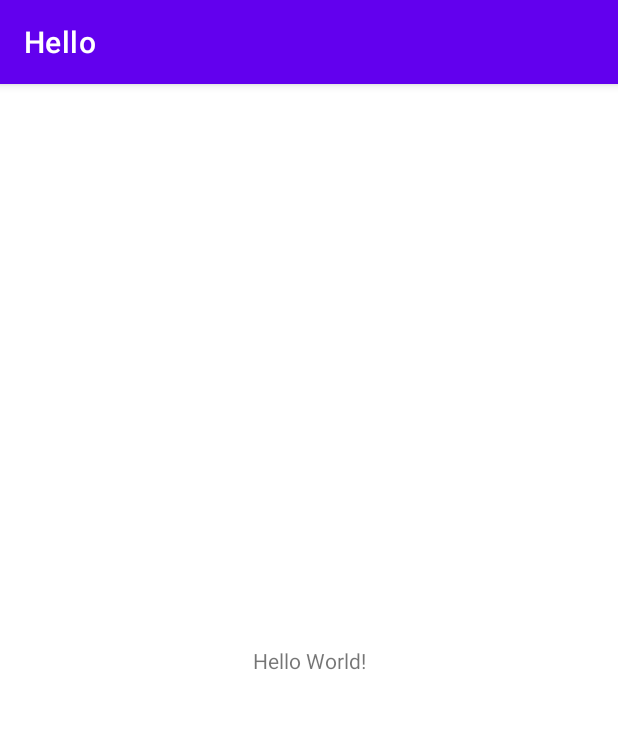
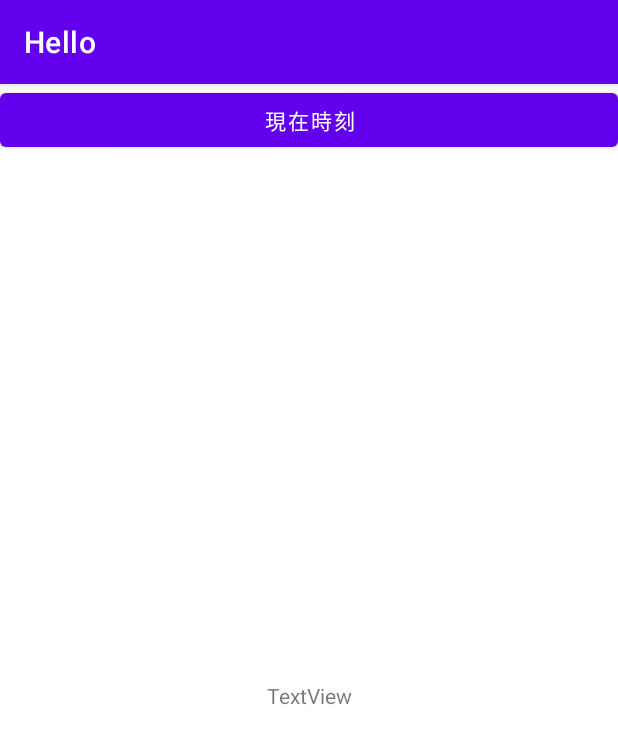
Before and after one commit to yamami-2624/Hello_demo, an Android app: the screen it shows after launch (MainActivity), on a phone screen of 412 x 824 dp. Shown: the top 744 px of the screen. Run offline under Robolectric (Android 15) with nearby library versions, the phone set to English and light mode, and no system bars.

Commit message:
ボタン処理、クリック操作

```diff
--- a/app/src/main/java/to/msn/wings/hello/MainActivity.java
+++ b/app/src/main/java/to/msn/wings/hello/MainActivity.java
@@ -4,11 +4,23 @@ import androidx.appcompat.app.AppCompatActivity;
 
 import android.os.Bundle;
 
+import android.view.View;
+import android.widget.TextView;
+
+import java.util.Date;
+
 public class MainActivity extends AppCompatActivity {
 
     @Override
     protected void onCreate(Bundle savedInstanceState) {
         super.onCreate(savedInstanceState);
+
         setContentView(R.layout.activity_main);
+//        レイアウトを整えている。
+    }
+
+    public void btnCurrent_onClick(View view) {
+        TextView txt = findViewById(R.id.txtResult);
+        txt.setText(new Date().toString());
     }
 }
--- a/app/src/main/res/layout/activity_main.xml
+++ b/app/src/main/res/layout/activity_main.xml
@@ -1,18 +1,20 @@
 <?xml version="1.0" encoding="utf-8"?>
-<androidx.constraintlayout.widget.ConstraintLayout xmlns:android="http://schemas.android.com/apk/res/android"
-    xmlns:app="http://schemas.android.com/apk/res-auto"
-    xmlns:tools="http://schemas.android.com/tools"
-    android:layout_width="match_parent"
-    android:layout_height="match_parent"
-    tools:context=".MainActivity">
+<LinearLayout xmlns:android="http://schemas.android.com/apk/res/android"
+    android:orientation="vertical" android:layout_width="match_parent"
+    android:layout_height="match_parent">
+
+    <Button
+        android:id="@+id/btnCurrent"
+        android:layout_width="match_parent"
+        android:layout_height="wrap_content"
+        android:onClick="btnCurrent_onClick"
+        android:text="@string/btnCurrent" />
 
     <TextView
-        android:layout_width="wrap_content"
-        android:layout_height="wrap_content"
-        android:text="Hello World!"
-        app:layout_constraintBottom_toBottomOf="parent"
-        app:layout_constraintLeft_toLeftOf="parent"
-        app:layout_constraintRight_toRightOf="parent"
-        app:layout_constraintTop_toTopOf="parent" />
+        android:id="@+id/txtResult"
+        android:layout_width="match_parent"
+        android:layout_height="match_parent"
+        android:gravity="center"
+        android:text="TextView" />
 
-</androidx.constraintlayout.widget.ConstraintLayout>
+</LinearLayout>
--- a/app/src/main/res/values/strings.xml
+++ b/app/src/main/res/values/strings.xml
@@ -1,3 +1,5 @@
 <resources>
     <string name="app_name">Hello</string>
+    <string name="key_world">こんにちは、世界！</string>
+    <string name="btnCurrent">現在時刻</string>
 </resources>
```
